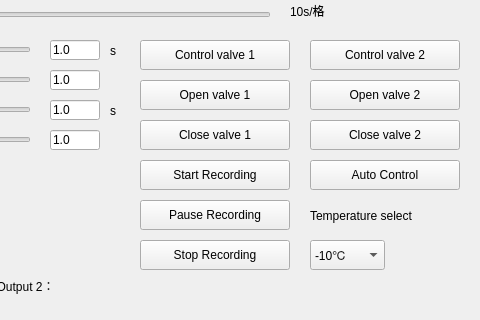
First picture: the form in UnderGraduate/Control/control.ui, repository looklucas/Control, before the edit; both pictures show x 520 to 1000 and y 400 to 720 of the 1000 by 720 pixel window.
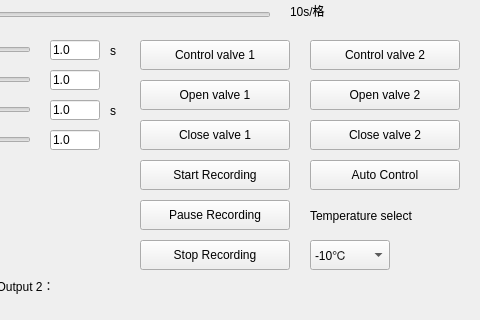
Second picture: the form after the edit.

What changed in the file:
```diff
--- a/UnderGraduate/Control/control.ui
+++ b/UnderGraduate/Control/control.ui
@@ -1266,7 +1266,7 @@
      <rect>
       <x>830</x>
       <y>640</y>
-      <width>75</width>
+      <width>80</width>
       <height>30</height>
      </rect>
     </property>
```
